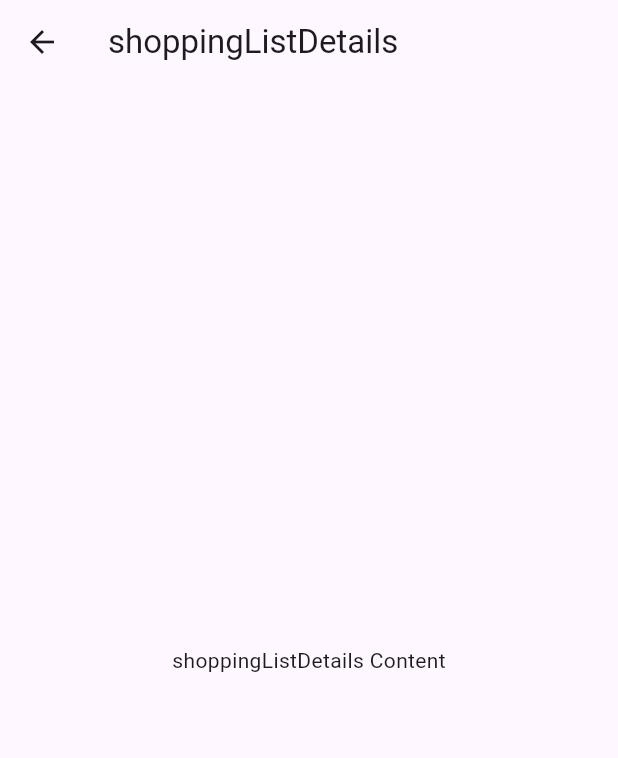
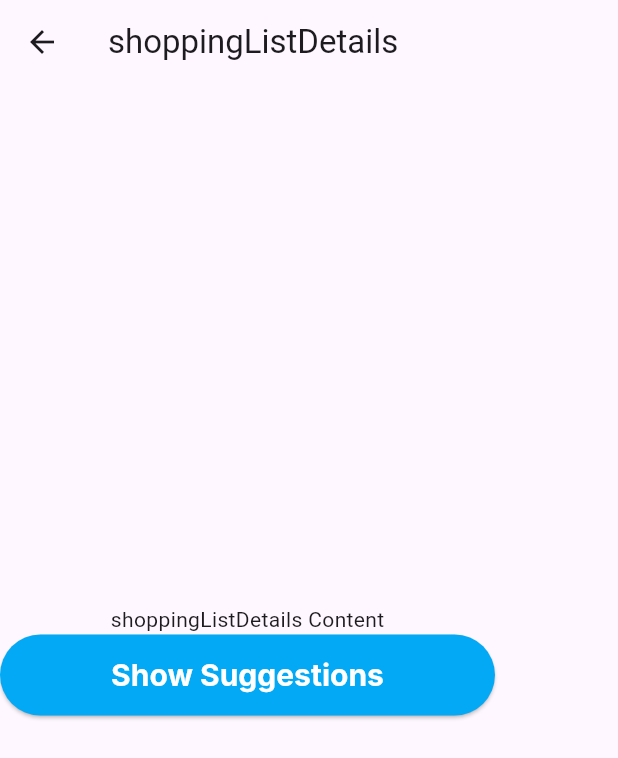
Before and after one commit to CS491-AlgoriTeam/PriceWise, a Flutter app: the ShoppingLists screen opened by its route, after a tap on an icon or button, on a phone screen of 412 x 824 dp. Shown: the top 758 px of the screen. Run offline on Flutter 3.47's test engine with Material 3 defaults, Android fonts, the phone set to English and light mode, and no system bars; Roboto replaces fonts that are missing (Inter).

Commit message:
Added pages folder and added pages

```diff
--- a/front-end/lib/shoppingLists.dart
+++ b/front-end/lib/pages/MyShoppingListsPage.dart
@@ -1,9 +1,9 @@
 // shoppingLists.dart
 import 'package:flutter/material.dart';
-import 'package:pwfe/editShoppingList.dart';
-import 'package:pwfe/profile.dart';
-import 'package:pwfe/search.dart';
-import 'package:pwfe/shoppingListDetails.dart';
+import 'package:pwfe/pages/EditShoppingListPage.dart';
+import 'package:pwfe/pages/MyProfilePage.dart';
+import 'package:pwfe/pages/SearchProductsPage.dart';
+import 'package:pwfe/pages/ShoppingListDetailsPage.dart';
 
 class ShoppingLists extends StatefulWidget {
   @override
@@ -51,7 +51,7 @@ class _ShoppingListsScreenState extends State<ShoppingLists> {
         Padding(
           padding: const EdgeInsets.all(8.0),
           child: Text(
-            'Shopping Lists',
+            'My Shopping Lists',
             style: TextStyle(
               fontSize: 20.0,
               fontWeight: FontWeight.bold,
@@ -96,7 +96,8 @@ class _ShoppingListsScreenState extends State<ShoppingLists> {
     // For example:
     Navigator.push(
       context,
-      MaterialPageRoute(builder: (context) => ShoppingListDetails(itemIndex: index)),
+      MaterialPageRoute(
+          builder: (context) => ShoppingListDetailsPage(itemIndex: index)),
     );
     print('ShoppingList Item ${index + 1}');
   }
@@ -126,7 +127,7 @@ class _ShoppingListsScreenState extends State<ShoppingLists> {
         // My Profile
         Navigator.push(
           context,
-          MaterialPageRoute(builder: (context) => ProfilePage()),
+          MaterialPageRoute(builder: (context) => MyProfilePage()),
         );
         break;
     }
--- a/front-end/lib/editShoppingList.dart
+++ b/front-end/lib/pages/ProductSellers.dart
@@ -1,14 +1,14 @@
 import 'package:flutter/material.dart';
 
-class EditShoppingList extends StatelessWidget {
+class ProductSellers extends StatelessWidget {
   @override
   Widget build(BuildContext context) {
     return Scaffold(
       appBar: AppBar(
-        title: Text('Edit Shopping List'),
+        title: Text('Sellers Profile'),
       ),
       body: Center(
-        child: Text('Edit Shopping List content'),
+        child: Text('Sellers Content'),
       ),
     );
   }
--- /dev/null
+++ b/front-end/lib/pages/ShoppingListDetailsPage.dart
@@ -0,0 +1,48 @@
+// shoppingListDetails.dart
+import 'package:flutter/material.dart';
+import 'package:pwfe/pages/ShowSuggestedListsPage.dart';
+
+class ShoppingListDetailsPage extends StatelessWidget {
+  final int itemIndex;
+
+  ShoppingListDetailsPage({required this.itemIndex});
+  @override
+  Widget build(BuildContext context) {
+    return Scaffold(
+        appBar: AppBar(
+          title: Text('shoppingListDetails'),
+        ),
+        body: Column(
+          mainAxisAlignment: MainAxisAlignment.center,
+          crossAxisAlignment: CrossAxisAlignment.center,
+          children: [
+            const Text('shoppingListDetails Content'),
+            ElevatedButton(
+              onPressed: () {
+                Navigator.push(
+                  context,
+                  MaterialPageRoute(
+                      builder: (context) =>
+                          ShowSuggestions()), // Use the class name of your sign-in page
+                );
+              },
+              child: Text('Show Suggestions'),
+              style: ElevatedButton.styleFrom(
+                backgroundColor: Colors.lightBlue,
+                foregroundColor: Colors.white,
+                minimumSize: Size(330, 54),
+                shape: RoundedRectangleBorder(
+                  borderRadius: BorderRadius.circular(47),
+                ),
+                padding: EdgeInsets.symmetric(vertical: 10),
+                textStyle: TextStyle(
+                  fontFamily: 'Inter',
+                  fontSize: 20,
+                  fontWeight: FontWeight.bold,
+                ),
+              ),
+            ),
+          ],
+        ));
+  }
+}
--- a/front-end/lib/signin.dart
+++ b/front-end/lib/pages/SigninPage.dart
@@ -1,7 +1,7 @@
 // signin.dart
 import 'package:flutter/material.dart';
-import 'package:pwfe/shoppingLists.dart';
-import 'signup.dart'; // Import the sign-up page
+import 'package:pwfe/pages/MyShoppingListsPage.dart';
+import 'SignupPage.dart'; // Import the sign-up page
 
 class SignInPage extends StatefulWidget {
   @override
--- a/front-end/lib/shoppingListDetails.dart
+++ /dev/null
@@ -1,19 +0,0 @@
-// shoppingListDetails.dart
-import 'package:flutter/material.dart';
-
-class ShoppingListDetails extends StatelessWidget {
-    final int itemIndex;
-
-  ShoppingListDetails({required this.itemIndex});
-  @override
-  Widget build(BuildContext context) {
-    return Scaffold(
-      appBar: AppBar(
-        title: Text('shoppingListDetails'),
-      ),
-      body: Center(
-        child: Text('shoppingListDetails Content'),
-      ),
-    );
-  }
-}
```
Also changed, not shown: front-end/lib/main.dart (+3 -4 lines), front-end/lib/pages/EditShoppingListPage.dart (renamed from front-end/lib/profile.dart, +3 -4 lines), front-end/lib/pages/MyProfilePage.dart (renamed from front-end/lib/search.dart, +4 -4 lines), front-end/lib/pages/SearchProductsPage.dart (added, +27 -0 lines), front-end/lib/pages/ShowSuggestedItemsPage.dart (added, +22 -0 lines), front-end/lib/pages/ShowSuggestedListsPage.dart (added, +26 -0 lines), front-end/lib/showSuggestions.dart (deleted, +0 -16 lines), front-end/lib/pages/SignupPage.dart (renamed from front-end/lib/signup.dart).
